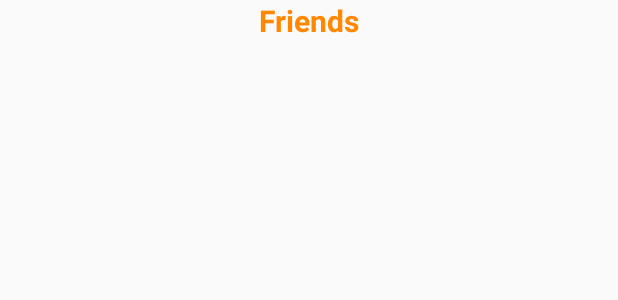
After one commit to dntdesu/SNS, an Android app: the layout activity_friend_list.xml on its own in the app's theme, with its tools: preview values and no code run, on a phone screen of 412 x 824 dp. The commit adds this screen. Shown: the top 300 px of the screen. Run offline under Robolectric (Android 15) with nearby library versions, the phone set to English and light mode, and no system bars.

Commit message:
Friend List OK

```diff
--- a/app/build.gradle
+++ b/app/build.gradle
@@ -57,3 +57,8 @@ repositories {
 dependencies {
     compile 'com.github.PhilJay:MPAndroidChart:v2.1.5'
 }
+
+dependencies {
+    implementation 'androidx.appcompat:appcompat:+'
+    implementation 'androidx.constraintlayout:constraintlayout:+'
+}
--- /dev/null
+++ b/app/src/main/res/layout/activity_friend_list.xml
@@ -0,0 +1,24 @@
+<?xml version="1.0" encoding="utf-8"?>
+<RelativeLayout xmlns:android="http://schemas.android.com/apk/res/android"
+    xmlns:tools="http://schemas.android.com/tools"
+    android:layout_width="match_parent"
+    android:layout_height="match_parent"
+    tools:context=".FriendListActivity">
+
+    <TextView
+        android:layout_width="wrap_content"
+        android:layout_height="30dp"
+        android:text="Friends"
+        android:textStyle="bold"
+        android:layout_centerHorizontal="true"
+        android:textSize="20sp"
+        android:textColor="@android:color/holo_orange_dark"
+        android:id="@+id/friend_list_text" />
+
+    <androidx.recyclerview.widget.RecyclerView
+        android:layout_width="match_parent"
+        android:layout_height="match_parent"
+        android:id="@+id/friend_list_list"
+        android:layout_below="@+id/friend_list_text" />
+
+</RelativeLayout>
```
Also changed, not shown: app/src/main/AndroidManifest.xml (+6 -5 lines), app/src/main/java/jp/ac/ecc/sk3a17/sns/FriendListActivity.java (added, +108 -0 lines), app/src/main/java/jp/ac/ecc/sk3a17/sns/MainActivity.java (+6 -1 lines), app/src/main/java/jp/ac/ecc/sk3a17/sns/ProfileActivity.java (+4 -4 lines).
